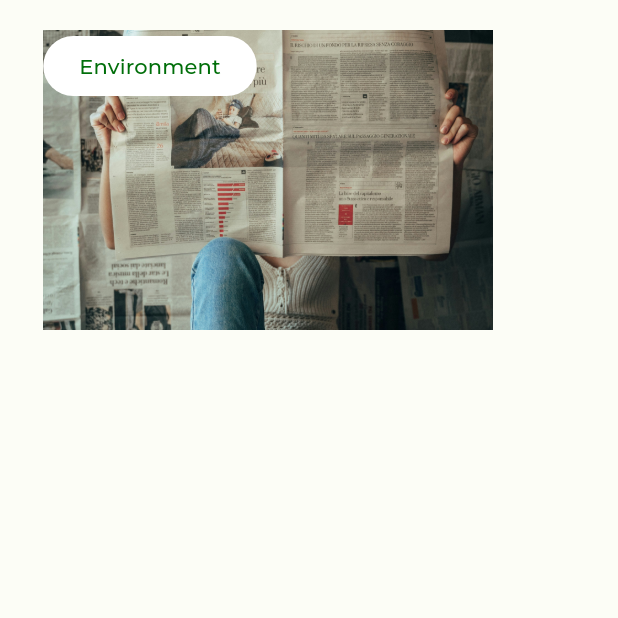
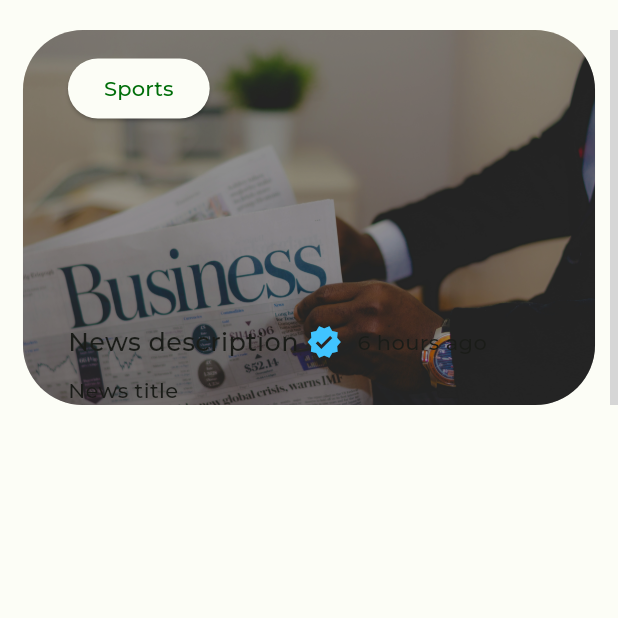
Before and after one commit to juliusfaj/News-App, a Flutter app: the HomeScreen screen opened directly, on a phone screen of 412 x 824 dp, the top half of it. Run offline on Flutter 3.47's test engine with Material 3 defaults, Android fonts, the phone set to English and light mode, and no system bars; our stand-ins replace get, icons_plus; project files that could hold a hidden picture were left out; grey boxes are pictures that could not be loaded.

Commit message:
code update

```diff
--- a/lib/main.dart
+++ b/lib/main.dart
@@ -1,6 +1,6 @@
 import 'package:flutter/material.dart';
 import 'package:get/get_navigation/src/root/get_material_app.dart';
-import 'package:newsapp/screens/OnBoarding.dart';
+import 'package:newsapp/screens/onboarding.dart';
 import 'Themes/color_schemes.g.dart';
 
 void main() {
--- a/lib/screens/HomeScreen.dart
+++ /dev/null
@@ -1,51 +0,0 @@
-import 'package:flutter/material.dart';
-
-class HomeScreen extends StatelessWidget {
-  const HomeScreen({super.key});
-
-  @override
-  Widget build(BuildContext context) {
-    return Scaffold(
-      body: Column(
-        children: [
-           const SizedBox(height: 20,),
-
-          Expanded(
-            child: PageView(
-                  scrollDirection: Axis.horizontal,
-                  controller: PageController(viewportFraction: .86),
-                  children: [
-                  Stack(
-                   children: [
-                     Container(
-                       height: 200,
-                       width: 300,
-                       decoration: const BoxDecoration(
-                         image: DecorationImage(
-                           image: AssetImage('assets/newsImg.jpg'),
-                           fit: BoxFit.cover,
-                         ),
-                       ),
-                     ),
-
-                     FilledButton(
-                         onPressed: (){},
-                       style: ElevatedButton.styleFrom(
-                            backgroundColor: Theme.of(context).colorScheme.onPrimary,
-                            foregroundColor: Theme.of(context).colorScheme.primary,
-                         maximumSize: const Size(150, 50),
-                         ),
-                         child: const Text('Environment'),
-                     ),
-                   ],
-                  ),
-
-                  ],
-                ),
-          ),
-        ],
-      )
-
-    );
-  }
-}
--- a/lib/screens/Home.dart
+++ b/lib/screens/home.dart
@@ -1,8 +1,8 @@
 import 'package:flutter/material.dart';
 import 'package:flutter/services.dart';
 import 'package:icons_plus/icons_plus.dart';
-import 'package:newsapp/screens/DiscoverPage.dart';
-import 'package:newsapp/screens/HomeScreen.dart';
+import 'package:newsapp/screens/discover_page.dart';
+import 'package:newsapp/screens/home_screen.dart';
 import 'package:newsapp/screens/SavedPage.dart';
 
 import 'ProfilePage.dart';
@@ -41,7 +41,7 @@ class _HomeState extends State<Home> {
         body: Stack(
           children: [
             if(_currentIndex == 0)...[
-              const HomeScreen(),
+               HomeScreen(),
             ],
             if(_currentIndex == 1)...[
               const DiscoverPage(),
--- /dev/null
+++ b/lib/screens/home_screen.dart
@@ -0,0 +1,98 @@
+import 'package:flutter/material.dart';
+import 'package:get/get_utils/get_utils.dart';
+
+class HomeScreen extends StatelessWidget {
+    HomeScreen({super.key});
+
+ var images = [
+    (
+     image: "assets/business_news.jpg",
+     title: "News title",
+     newsDesc: "News description",
+     time: "6 hours ago",
+    ),
+   (
+   image:"assets/car_crash.jpg",
+   title: "News title",
+   newsDesc: "News description",
+   time: "6 hours ago",
+   ),
+   (
+   image:"assets/mountain.jpg",
+   title: "News title",
+   newsDesc: "News description",
+   time: "6 hours ago",
+   ),
+   (
+   image:"assets/newsImg.jpg",
+   title: "News title",
+   newsDesc: "News description",
+   time: "6 hours ago",
+   ),
+ ];
+  @override
+
+
+  Widget build(BuildContext context) {
+    return Scaffold(
+      body: Column(
+        mainAxisAlignment: MainAxisAlignment.start,
+        children: [
+           const SizedBox(height: 20,),
+
+          SizedBox(
+            height: 250,
+            child: PageView.builder(
+              itemCount: images.length,
+              scrollDirection: Axis.horizontal,
+              controller: PageController(viewportFraction: .95),
+              itemBuilder: (context, index) {
+                return Container(
+                  margin: const EdgeInsets.symmetric(horizontal:5),
+                  decoration: BoxDecoration(
+                    borderRadius: BorderRadius.circular(40),
+                    image: DecorationImage(
+                      image: AssetImage(images[index].image),
+                      fit: BoxFit.cover
+                    )
+                  ),
+                  child: Stack(
+                    children: [
+                      Container(
+                        decoration: BoxDecoration(
+                          borderRadius: BorderRadius.circular(40),
+                          color: Colors.black.withOpacity(.4)
+                        ),
+                      ),
+
+                      Column(
+                        crossAxisAlignment: CrossAxisAlignment.start,
+                        children: [
+                          const SizedBox(height: 15,),
+                          ElevatedButton(onPressed: () {}, child: const Text('Sports',),),
+                          const Spacer(),
+                          Row(
+                            children: [
+                              Text(images[index].newsDesc, style: TextStyle(fontSize: 17, fontWeight: FontWeight.w500),),
+                              const SizedBox(width: 5,),
+                              Icon(Icons.verified, color: Colors.lightBlueAccent,),
+                              const SizedBox(width: 10,),
+                              Text(images[index].time)
+                            ],
+                          ),
+                          const SizedBox(height: 10,),
+                          Text(images[index].title),
+                        ],
+                      ).marginSymmetric(horizontal: 30)
+                    ],
+                  ),
+                );
+              },
+                ),
+          ),
+        ],
+      )
+
+    );
+  }
+}
--- a/lib/screens/OnBoarding.dart
+++ b/lib/screens/onboarding.dart
@@ -3,7 +3,7 @@ import 'package:flutter/services.dart';
 import 'package:get/get.dart';
 import 'package:icons_plus/icons_plus.dart';
 import '../widgets/appButton.dart';
-import 'Home.dart';
+import 'home.dart';
 
 
 class OnBoarding extends StatelessWidget {
@@ -66,13 +66,13 @@ class OnBoarding extends StatelessWidget {
                             style: TextStyle(
                                 fontSize: 15,
                                 fontWeight: FontWeight.bold,
-                                color: Theme.of(context).colorScheme.scrim,
+                                color: Theme.of(context).colorScheme.secondary,
                             ),
                           ),
                         ],
                       ),
                       color: Theme.of(context).colorScheme.onPrimary,
-                      textColor: Theme.of(context).colorScheme.onPrimary,
+                      textColor: Theme.of(context).colorScheme.onSecondary,
                       onPressed: () {Get.to(const Home());},
                     ).paddingSymmetric(horizontal: 20),
 
@@ -86,8 +86,8 @@ class OnBoarding extends StatelessWidget {
                             color: Theme.of(context).colorScheme.primary
                         ),
                       ),
-                      color: Theme.of(context).colorScheme.onSurface,
-                      textColor: Theme.of(context).colorScheme.onPrimary,
+                      color: Theme.of(context).colorScheme.secondaryContainer,
+                      textColor: Theme.of(context).colorScheme.shadow,
                       onPressed: () {},
                     ).paddingSymmetric(horizontal: 20),
 
@@ -99,7 +99,7 @@ class OnBoarding extends StatelessWidget {
                         text: TextSpan(
                           text: 'By creating an account you accept our ',
                           style: TextStyle(
-                            color: Theme.of(context).colorScheme.onPrimary,
+                            color: Theme.of(context).colorScheme.onSurface,
                             fontSize: 9,
                           ),
                           children: const [
```
Also changed, not shown: lib/screens/discover_page.dart (renamed from lib/screens/DiscoverPage.dart).
